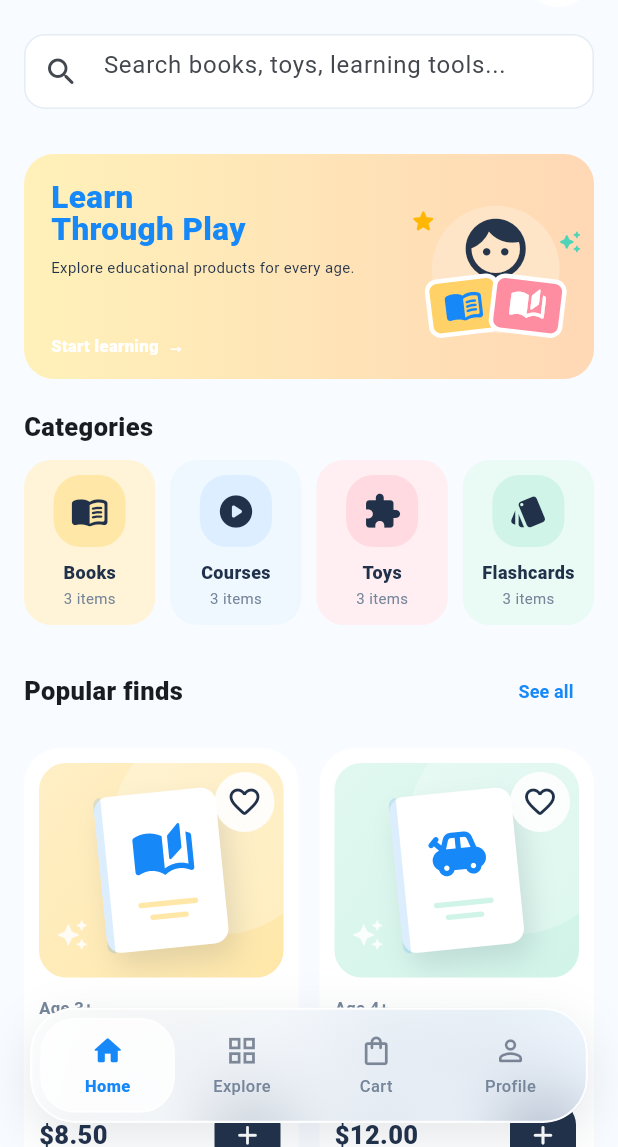
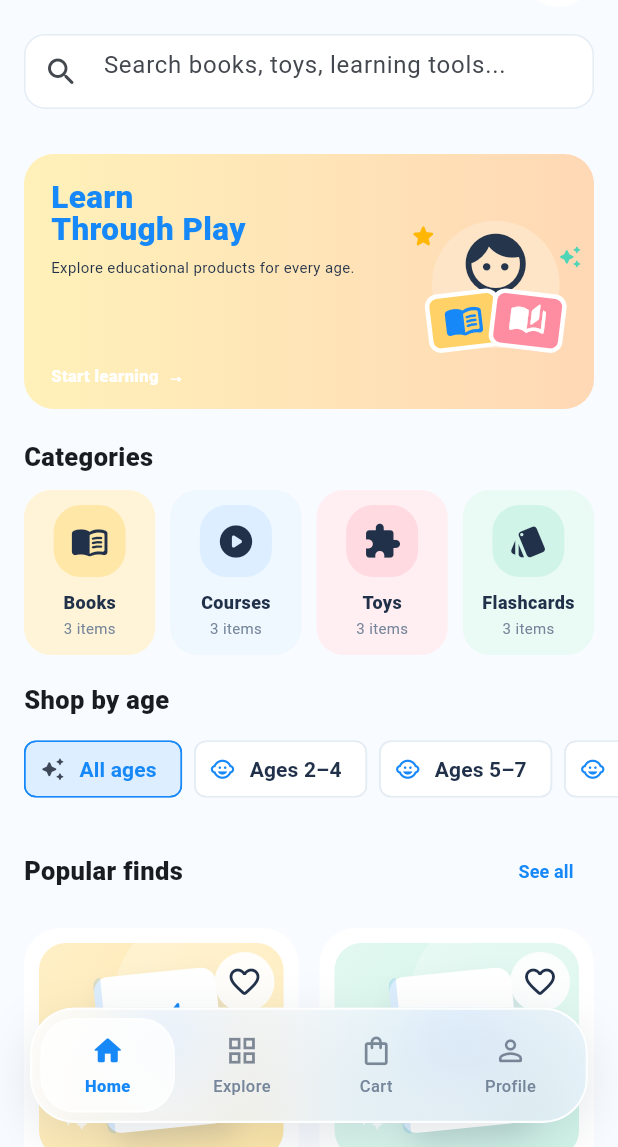
Before and after one commit to H-H-aung/kid-market, a Flutter app: the MainShell screen opened directly, on a phone screen of 412 x 824 dp, the part 89-1236 px from its top. Run offline on Flutter 3.47's test engine with Material 3 defaults, Android fonts, the phone set to English and light mode, and no system bars; our stand-ins replace shared_preferences; accounts and stored records are empty.

Commit message:
Add demo age browsing to home

```diff
--- a/lib/screens/home_screen.dart
+++ b/lib/screens/home_screen.dart
@@ -21,14 +21,29 @@ class HomeScreen extends StatefulWidget {
 class _HomeScreenState extends State<HomeScreen> {
   ValueChanged<Product> get onAdd => widget.onAdd;
   String _query = '';
+  String _ageGroup = 'All';
+
+  bool _matchesAge(Product product) {
+    if (_ageGroup == 'All') return true;
+    final match = RegExp(r'\d+').firstMatch(product.age);
+    final age = int.tryParse(match?.group(0) ?? '');
+    if (age == null) return true;
+    return switch (_ageGroup) {
+      '2–4' => age <= 4,
+      '5–7' => age >= 5 && age <= 7,
+      '8+' => age >= 8,
+      _ => true,
+    };
+  }
 
   @override
   Widget build(BuildContext context) {
     final items = products
         .where(
           (p) =>
-              p.title.toLowerCase().contains(_query) ||
-              p.categoryId.contains(_query),
+              (p.title.toLowerCase().contains(_query) ||
+                  p.categoryId.contains(_query)) &&
+              _matchesAge(p),
         )
         .toList();
     return CustomScrollView(
@@ -55,6 +70,12 @@ class _HomeScreenState extends State<HomeScreen> {
                   ),
                 ),
               ),
+            ),
+          ),
+          SliverToBoxAdapter(
+            child: _AgeGroupFilter(
+              selected: _ageGroup,
+              onSelected: (value) => setState(() => _ageGroup = value),
             ),
           ),
           SliverToBoxAdapter(
@@ -94,3 +115,63 @@ class _HomeScreenState extends State<HomeScreen> {
     );
   }
 }
+
+class _AgeGroupFilter extends StatelessWidget {
+  final String selected;
+  final ValueChanged<String> onSelected;
+
+  const _AgeGroupFilter({required this.selected, required this.onSelected});
+
+  @override
+  Widget build(BuildContext context) => Padding(
+    padding: const EdgeInsets.fromLTRB(16, 18, 0, 0),
+    child: Column(
+      crossAxisAlignment: CrossAxisAlignment.start,
+      children: [
+        const Text(
+          'Shop by age',
+          style: TextStyle(fontSize: 17, fontWeight: FontWeight.w900),
+        ),
+        const SizedBox(height: 10),
+        SingleChildScrollView(
+          scrollDirection: Axis.horizontal,
+          padding: const EdgeInsets.only(right: 16),
+          child: Row(
+            children: ['All', '2–4', '5–7', '8+']
+                .map(
+                  (label) => Padding(
+                    padding: const EdgeInsets.only(right: 8),
+                    child: ChoiceChip(
+                      label: Text(label == 'All' ? 'All ages' : 'Ages $label'),
+                      selected: selected == label,
+                      onSelected: (_) => onSelected(label),
+                      avatar: Icon(
+                        label == 'All'
+                            ? Icons.auto_awesome_rounded
+                            : Icons.child_care_rounded,
+                        size: 17,
+                      ),
+                      showCheckmark: false,
+                      selectedColor: const Color(0xFFDCEEFF),
+                      backgroundColor: Colors.white,
+                      side: BorderSide(
+                        color: selected == label
+                            ? const Color(0xFF1688F8)
+                            : const Color(0xFFE4ECF4),
+                      ),
+                      labelStyle: TextStyle(
+                        color: selected == label
+                            ? const Color(0xFF1688F8)
+                            : const Color(0xFF21314A),
+                        fontWeight: FontWeight.w700,
+                      ),
+                    ),
+                  ),
+                )
+                .toList(),
+          ),
+        ),
+      ],
+    ),
+  );
+}
--- a/lib/widgets/learning_banner.dart
+++ b/lib/widgets/learning_banner.dart
@@ -7,7 +7,7 @@ class LearningBanner extends StatelessWidget {
 
   @override
   Widget build(BuildContext context) => Container(
-    height: 150,
+    height: 170,
     margin: const EdgeInsets.fromLTRB(16, 16, 16, 0),
     padding: const EdgeInsets.fromLTRB(18, 18, 8, 14),
     decoration: BoxDecoration(
```
Also changed, not shown: 1 other file.
